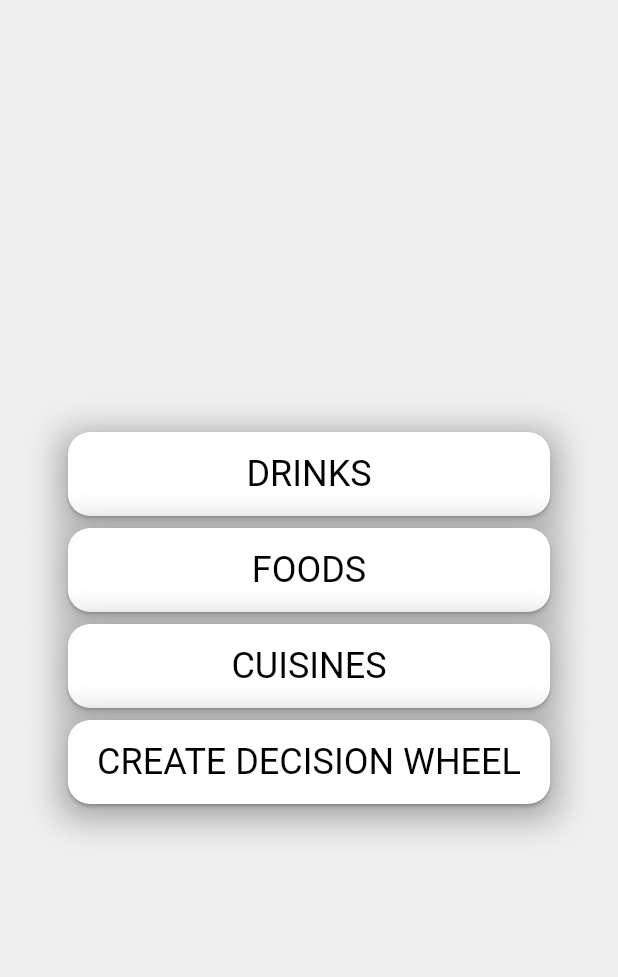
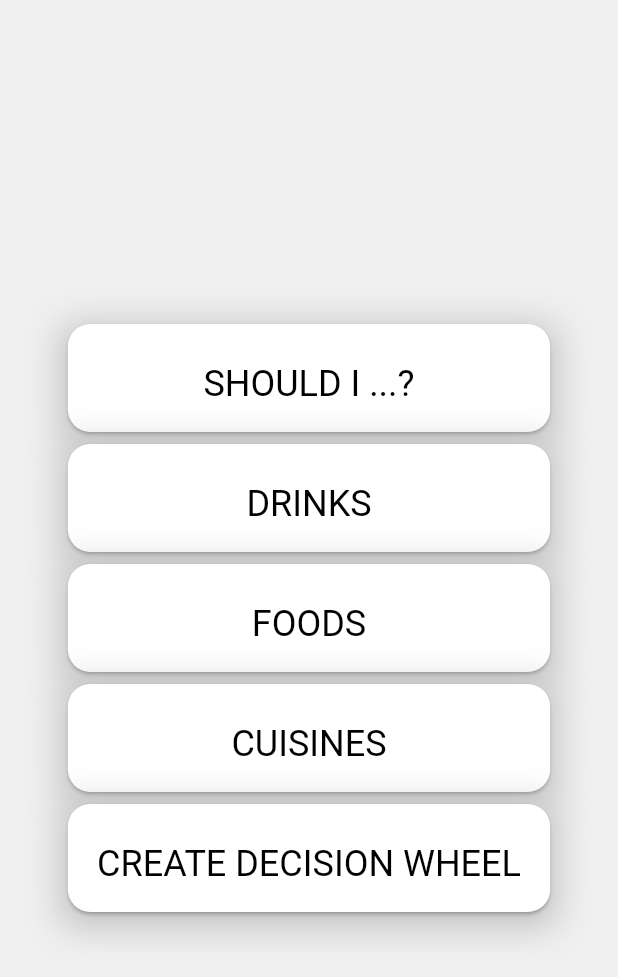
Before and after one commit to AyberkAhmet/decisionwheel, a Flutter app: the screen it shows after launch, on a phone screen of 412 x 824 dp. Shown: the top 977 px of the screen. Run offline on Flutter 3.47's test engine with Material 2 defaults, Android fonts, the phone set to English and light mode, and no system bars; our stand-ins replace auto_size_text, flutter_colorpicker, flutter_fortune_wheel, google_mobile_ads.

Commit message:
release commit

```diff
--- a/lib/models/listConstants.dart
+++ b/lib/models/listConstants.dart
@@ -3,6 +3,110 @@ import 'package:flutter_fortune_wheel/flutter_fortune_wheel.dart';
 
 class ListConstants {
 
+  List<FortuneItem> shouldList = [
+    FortuneItem(
+      child: Text("YES"),
+      style: FortuneItemStyle(
+        borderWidth: 5,
+        borderColor: Colors.white,
+        color: Colors.green,
+        textStyle: TextStyle(color: Colors.white, fontSize: 30, fontFamily: "HelveticaComp"),
+      ),
+    ),
+    FortuneItem(
+      child: Text("NO"),
+      style: FortuneItemStyle(
+        borderWidth: 5,
+        borderColor: Colors.white,
+        color: Colors.red,
+        textStyle: TextStyle(color: Colors.white, fontSize: 30, fontFamily: "HelveticaComp"),
+      ),
+    ),
+  ];
+
+  List<FortuneItem> drinkList = [
+    FortuneItem(
+      child: Text("COCA COLA"),
+      style: FortuneItemStyle(
+        borderWidth: 5,
+        borderColor: Colors.white,
+        color: Colors.red,
+        textStyle: TextStyle(color: Colors.white, fontSize: 30, fontFamily: "HelveticaComp"),
+      ),
+    ),
+    FortuneItem(
+      child: Text("STARBUCKS"),
+      style: FortuneItemStyle(
+        borderWidth: 5,
+        borderColor: Colors.white,
+        color: Colors.grey,
+        textStyle: TextStyle(color: Colors.white, fontSize: 30, fontFamily: "HelveticaComp"),
+      ),
+    ),
+    FortuneItem(
+      child: Text("ORANGE JUICE"),
+      style: FortuneItemStyle(
+        borderWidth: 5,
+        borderColor: Colors.white,
+        color: Colors.purple,
+        textStyle: TextStyle(color: Colors.white, fontSize: 30, fontFamily: "HelveticaComp"),
+      ),
+    ),
+    FortuneItem(
+      child: Text("MILKSHAKE"),
+      style: FortuneItemStyle(
+        borderWidth: 5,
+        borderColor: Colors.white,
+        color: Colors.yellow,
+        textStyle: TextStyle(color: Colors.white, fontSize: 30, fontFamily: "HelveticaComp"),
+      ),
+    ),
+    FortuneItem(
+      child: Text("PEPSI"),
+      style: FortuneItemStyle(
+        borderWidth: 5,
+        borderColor: Colors.white,
+        color: Colors.pink,
+        textStyle: TextStyle(color: Colors.white, fontSize: 30, fontFamily: "HelveticaComp"),
+      ),
+    ),
+    FortuneItem(
+      child: Text("SPRITE"),
+      style: FortuneItemStyle(
+        borderWidth: 5,
+        borderColor: Colors.white,
+        color: Colors.blue,
+        textStyle: TextStyle(color: Colors.white, fontSize: 30, fontFamily: "HelveticaComp"),
+      ),
+    ),
+    FortuneItem(
+      child: Text("FANTA"),
+      style: FortuneItemStyle(
+        borderWidth: 5,
+        borderColor: Colors.white,
+        color: Colors.orange,
+        textStyle: TextStyle(color: Colors.white, fontSize: 30, fontFamily: "HelveticaComp"),
+      ),
+    ),
+    FortuneItem(
+      child: Text("RED BULL"),
+      style: FortuneItemStyle(
+        borderWidth: 5,
+        borderColor: Colors.white,
+        color: Colors.cyan,
+        textStyle: TextStyle(color: Colors.white, fontSize: 30, fontFamily: "HelveticaComp"),
+      ),
+    ),
+    FortuneItem(
+      child: Text("ICE TEA"),
+      style: FortuneItemStyle(
+        borderWidth: 5,
+        borderColor: Colors.white,
+        color: Colors.brown,
+        textStyle: TextStyle(color: Colors.white, fontSize: 30, fontFamily: "HelveticaComp"),
+      ),
+    ),
+  ];
 
   List<FortuneItem> cuisinesList = [
     FortuneItem(
--- a/lib/views/homePage.dart
+++ b/lib/views/homePage.dart
@@ -23,6 +23,7 @@ class _HomePageState extends State<HomePage> {
             shrinkWrap: true,
             //mainAxisAlignment: MainAxisAlignment.center,
             children: [
+              HomeCardWidget("SHOULD I ...?"),
               HomeCardWidget("DRINKS"),
               HomeCardWidget("FOODS"),
               HomeCardWidget("CUISINES"),
--- a/lib/widgets/homeWidgets/homeCardWidget.dart
+++ b/lib/widgets/homeWidgets/homeCardWidget.dart
@@ -17,8 +17,9 @@ class _HomeCardWidgetState extends State<HomeCardWidget> {
   @override
   Widget build(BuildContext context) {
     return Container(
+      height: 80,
       decoration: BoxDecoration(
-        boxShadow: [BoxShadow(color: Colors.grey,offset: Offset(0,5),blurRadius: 20,)]
+        boxShadow: [BoxShadow(color: Colors.grey[400]!,offset: Offset(0,5),blurRadius: 20,)]
       ),
       child: Card(
         shape: RoundedRectangleBorder(
@@ -34,11 +35,18 @@ class _HomeCardWidgetState extends State<HomeCardWidget> {
                   MaterialPageRoute(builder: (context) => CreateWheelPage()),
                 );
                 break;
+                case "SHOULD I ...?":
+                Navigator.push(
+                  context,
+                  MaterialPageRoute(
+                      builder: (context) => WheelPage("Should I ...?", listConstants.shouldList)),
+                );
+                break;
               case "DRINKS":
                 Navigator.push(
                   context,
                   MaterialPageRoute(
-                      builder: (context) => WheelPage("What will you drink?", listConstants.foodsList)),
+                      builder: (context) => WheelPage("What will you drink?", listConstants.drinkList)),
                 );
                 break;
               case "FOODS":
```
Also changed, not shown: lib/main.dart (+12 -1 lines), lib/services/adState.dart (added, +32 -0 lines), lib/views/createWheelPage.dart (+5 -5 lines), lib/views/wheelPage.dart (+40 -7 lines), lib/widgets/wheelPageWidgets/selectedTextWidget.dart (+10 -4 lines), pubspec.yaml (+7 -5 lines), assets/fonts/PoeVeticaNewBold-KRYy.ttf (added), assets/racoon.jpg (deleted), pubspec.lock, 21 other files.
